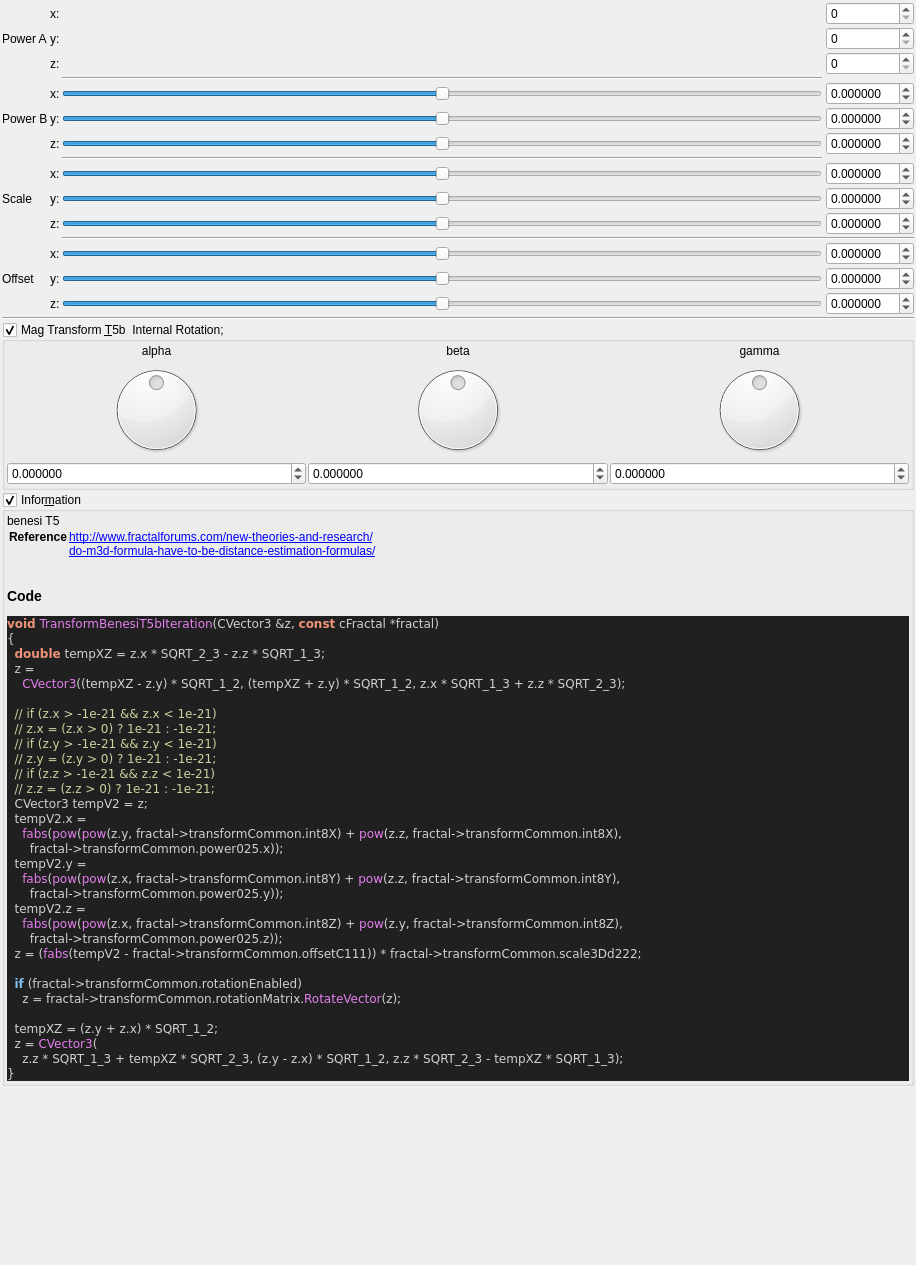
Above: mandelbulber2/qt_data/fractal_transf_benesi_T5b.ui from buddhi1980/mandelbulber2 before the change. Below: the same form after it.
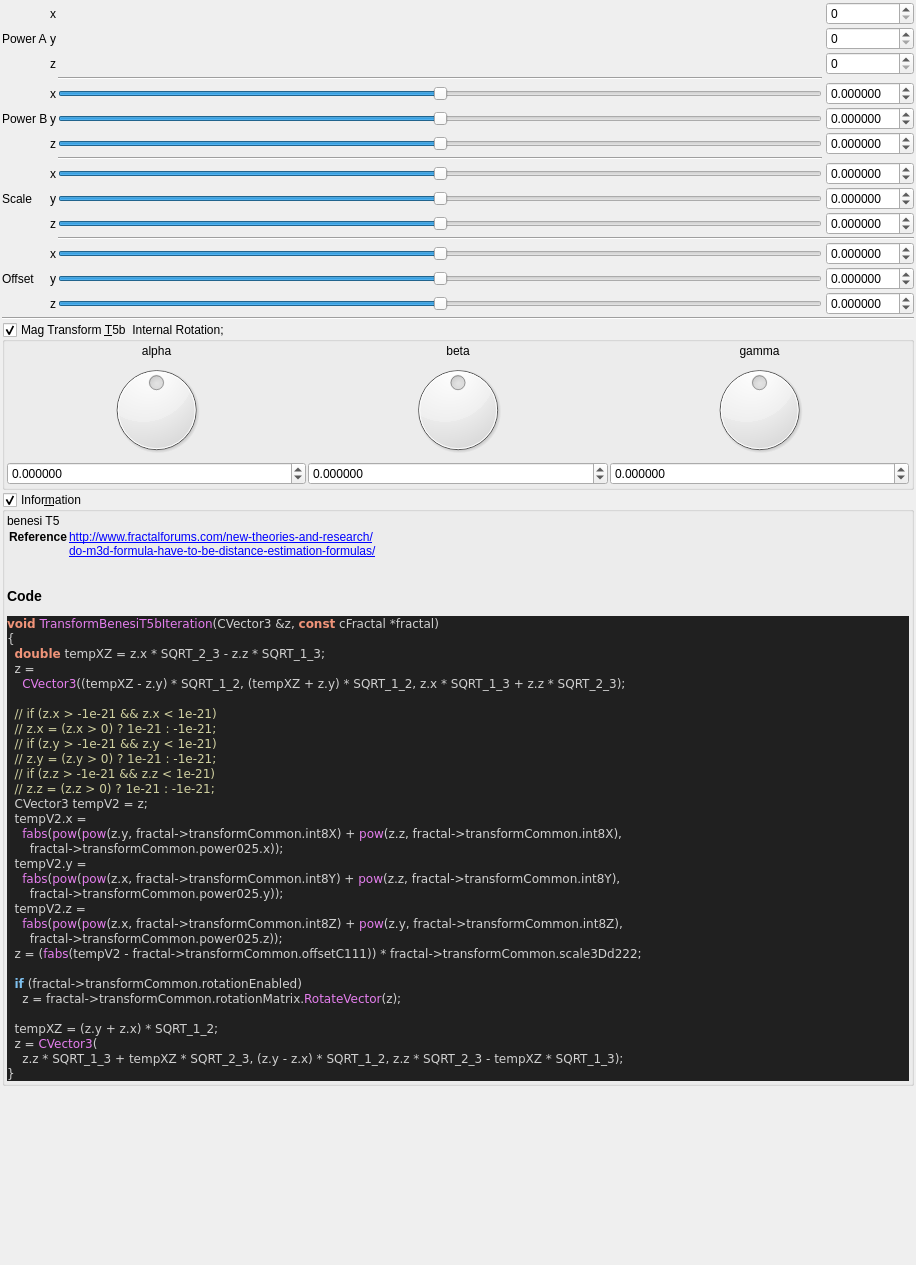
That is the form after the change. Custom widgets are drawn as their Qt base class.

Patch:
```diff
--- a/mandelbulber2/qt_data/fractal_transf_benesi_T5b.ui
+++ b/mandelbulber2/qt_data/fractal_transf_benesi_T5b.ui
@@ -37,7 +37,7 @@
      <item row="9" column="2">
       <widget class="QLabel" name="label_254">
        <property name="text">
-        <string>y:</string>
+        <string notr="true">y</string>
        </property>
       </widget>
      </item>
@@ -79,7 +79,7 @@
      <item row="1" column="2">
       <widget class="QLabel" name="label_265">
        <property name="text">
-        <string>y:</string>
+        <string notr="true">y</string>
        </property>
       </widget>
      </item>
@@ -115,7 +115,7 @@
      <item row="6" column="2">
       <widget class="QLabel" name="label_266">
        <property name="text">
-        <string>z:</string>
+        <string notr="true">z</string>
        </property>
       </widget>
      </item>
@@ -232,7 +232,7 @@
      <item row="0" column="2">
       <widget class="QLabel" name="label_263">
        <property name="text">
-        <string>x:</string>
+        <string notr="true">x</string>
        </property>
       </widget>
      </item>
@@ -288,7 +288,7 @@
      <item row="12" column="2">
       <widget class="QLabel" name="label_259">
        <property name="text">
-        <string>x:</string>
+        <string notr="true">x</string>
        </property>
       </widget>
      </item>
@@ -398,14 +398,14 @@
      <item row="4" column="2">
       <widget class="QLabel" name="label_262">
        <property name="text">
-        <string>x:</string>
+        <string notr="true">x</string>
        </property>
       </widget>
      </item>
      <item row="13" column="2">
       <widget class="QLabel" name="label_260">
        <property name="text">
-        <string>y:</string>
+        <string notr="true">y</string>
        </property>
       </widget>
      </item>
@@ -469,14 +469,14 @@
      <item row="10" column="2">
       <widget class="QLabel" name="label_256">
        <property name="text">
-        <string>z:</string>
+        <string notr="true">z</string>
        </property>
       </widget>
      </item>
      <item row="14" column="2">
       <widget class="QLabel" name="label_261">
        <property name="text">
-        <string>z:</string>
+        <string notr="true">z</string>
        </property>
       </widget>
      </item>
@@ -512,7 +512,7 @@
      <item row="2" column="2">
       <widget class="QLabel" name="label_267">
        <property name="text">
-        <string>z:</string>
+        <string notr="true">z</string>
        </property>
       </widget>
      </item>
@@ -576,7 +576,7 @@
      <item row="8" column="2">
       <widget class="QLabel" name="label_252">
        <property name="text">
-        <string>x:</string>
+        <string notr="true">x</string>
        </property>
       </widget>
      </item>
@@ -612,7 +612,7 @@
      <item row="5" column="2">
       <widget class="QLabel" name="label_264">
        <property name="text">
-        <string>y:</string>
+        <string notr="true">y</string>
        </property>
       </widget>
      </item>
```
Left out of the diff: 6 changed lines with no effect on the pictures.
